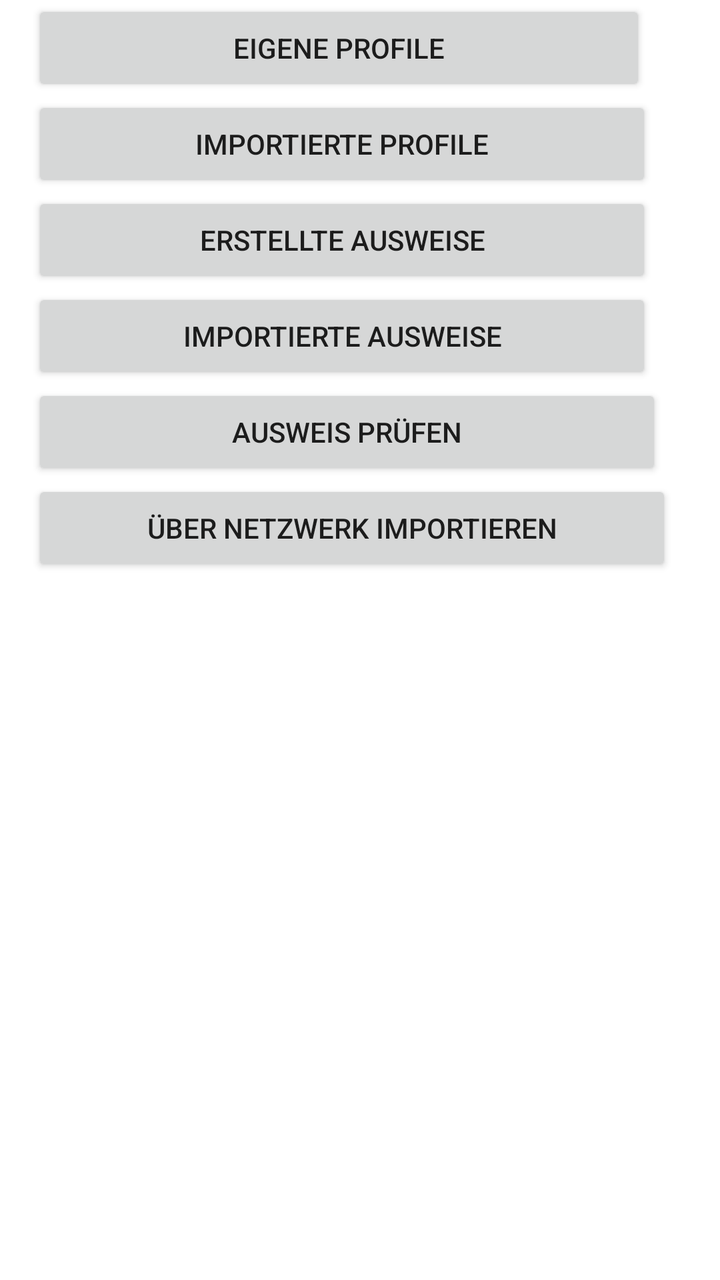
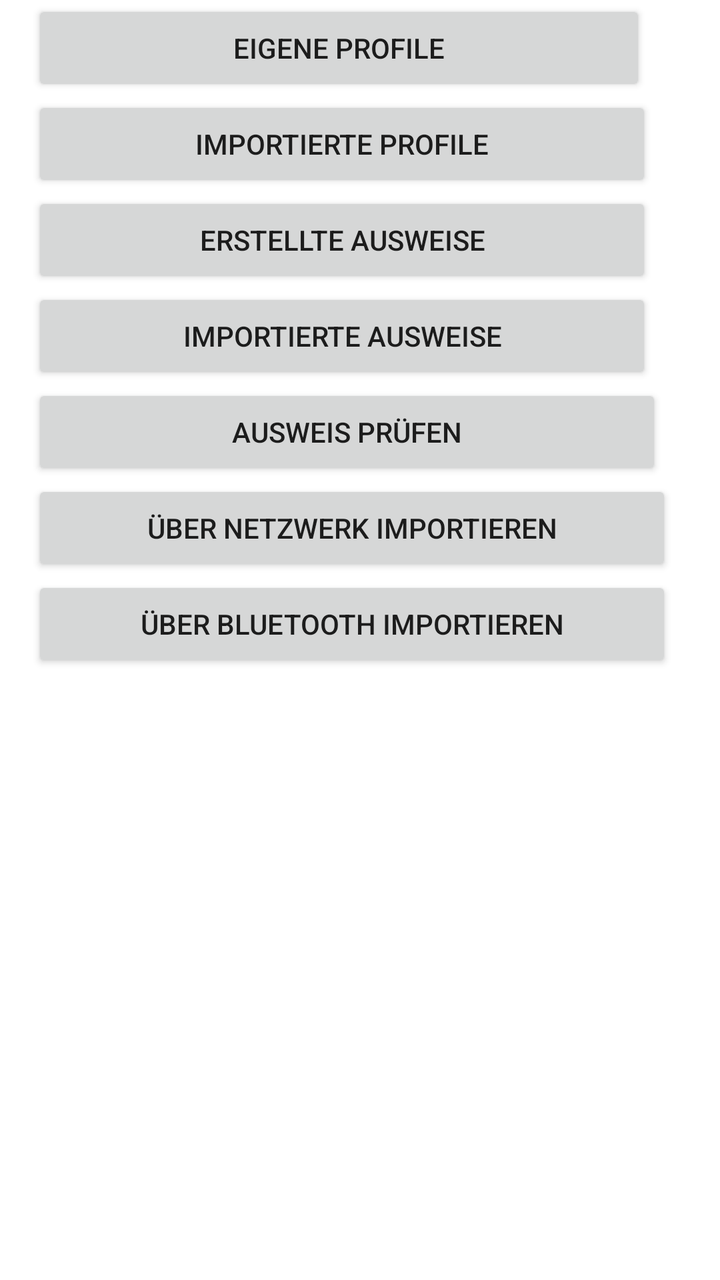

Before-and-after screenshots of an Android layout around one commit, followed by the original layout XML and the change that was made.
<!-- AndroidManifest.xml: application theme Theme.PommesfanIdentAndroid -->
<!-- res/layout/activity_main_menu.xml -->
<?xml version="1.0" encoding="utf-8"?>
<LinearLayout
        xmlns:android="http://schemas.android.com/apk/res/android"
        xmlns:tools="http://schemas.android.com/tools"
        android:id="@+id/main"
        android:layout_width="wrap_content"
        android:layout_height="wrap_content"
        android:paddingLeft="16dp"
        android:paddingRight="16dp"
        android:orientation="vertical"
        tools:context=".MainMenu">
    <Button
            android:id="@+id/ownProfiles"
            android:layout_width="307dp"
            android:layout_height="wrap_content"
            android:text="@string/eigene_profile"/>
    <Button
            android:id="@+id/importedProfiles"
            android:layout_width="310dp"
            android:layout_height="wrap_content"
            android:text="@string/importierte_profile"/>
    <Button
            android:id="@+id/createdIDs"
            android:layout_width="310dp"
            android:layout_height="wrap_content"
            android:text="@string/erstellte_ausweise"/>
    <Button
            android:id="@+id/importedPersonalIDs"
            android:layout_width="310dp"
            android:layout_height="wrap_content"
            android:text="@string/importierte_ausweise"/>
    <Button
            android:id="@+id/checkPersonalID"
            android:layout_width="315dp"
            android:layout_height="wrap_content"
            android:text="@string/ausweis_pr_fen"/>
    <Button
            android:id="@+id/importFromNetwork"
            android:text="@string/ueber_netzwerk_importieren"
            android:layout_width="320dp"
            android:layout_height="wrap_content"/>
</LinearLayout>
<!-- resources referenced by this layout -->
<resources>
  <string name="ausweis_pr_fen">Ausweis prüfen</string>
  <string name="eigene_profile">Eigene Profile</string>
  <string name="erstellte_ausweise">Erstellte Ausweise</string>
  <string name="importierte_ausweise">Importierte Ausweise</string>
  <string name="importierte_profile">Importierte Profile</string>
  <string name="ueber_netzwerk_importieren">Über Netzwerk importieren</string>
  <style name="Theme.PommesfanIdentAndroid" parent="Theme.MaterialComponents.DayNight.NoActionBar">
          
          <item name="colorPrimary">@color/purple_500</item>
          <item name="colorPrimaryVariant">@color/purple_700</item>
          <item name="colorOnPrimary">@color/white</item>
          
          <item name="colorSecondary">@color/teal_200</item>
          <item name="colorSecondaryVariant">@color/teal_700</item>
          <item name="colorOnSecondary">@color/black</item>
          
          <item name="android:statusBarColor">?attr/colorPrimaryVariant</item>
          
      </style>
  <color name="purple_500">#FF6200EE</color>
  <color name="purple_700">#FF3700B3</color>
  <color name="white">#FFFFFFFF</color>
  <color name="teal_200">#FF03DAC5</color>
  <color name="teal_700">#FF018786</color>
  <color name="black">#FF000000</color>
</resources>

<!-- the commit's change to res/layout/activity_main_menu.xml (unified diff, before → after) -->
@@ -39,4 +39,10 @@
             android:text="@string/ueber_netzwerk_importieren"
             android:layout_width="320dp"
             android:layout_height="wrap_content"/>
+    <Button
+            android:id="@+id/importFromBluetooth"
+            android:text="@string/ber_bluetooth_importieren"
+            android:layout_width="320dp"
+            android:layout_height="wrap_content"/>
+
 </LinearLayout>
<!-- resource entries referenced after the edit -->
@@ -1,6 +1,7 @@
 <!-- resources referenced by this layout -->
 <resources>
   <string name="ausweis_pr_fen">Ausweis prüfen</string>
+  <string name="ber_bluetooth_importieren">Über Bluetooth importieren</string>
   <string name="eigene_profile">Eigene Profile</string>
   <string name="erstellte_ausweise">Erstellte Ausweise</string>
   <string name="importierte_ausweise">Importierte Ausweise</string>
